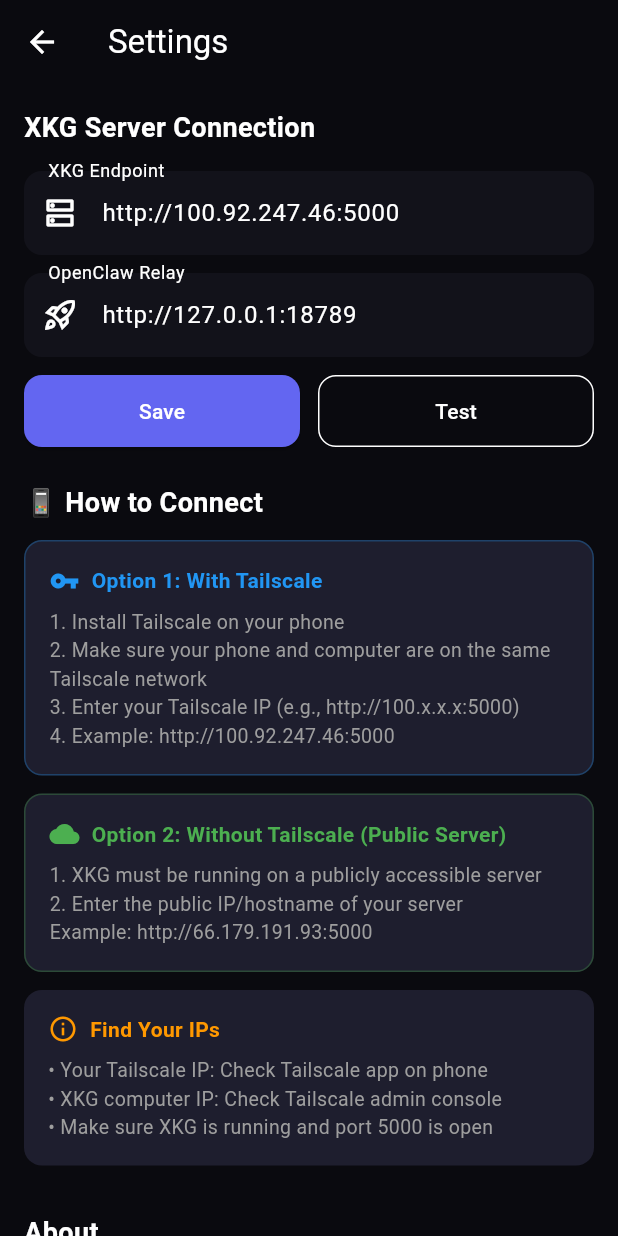
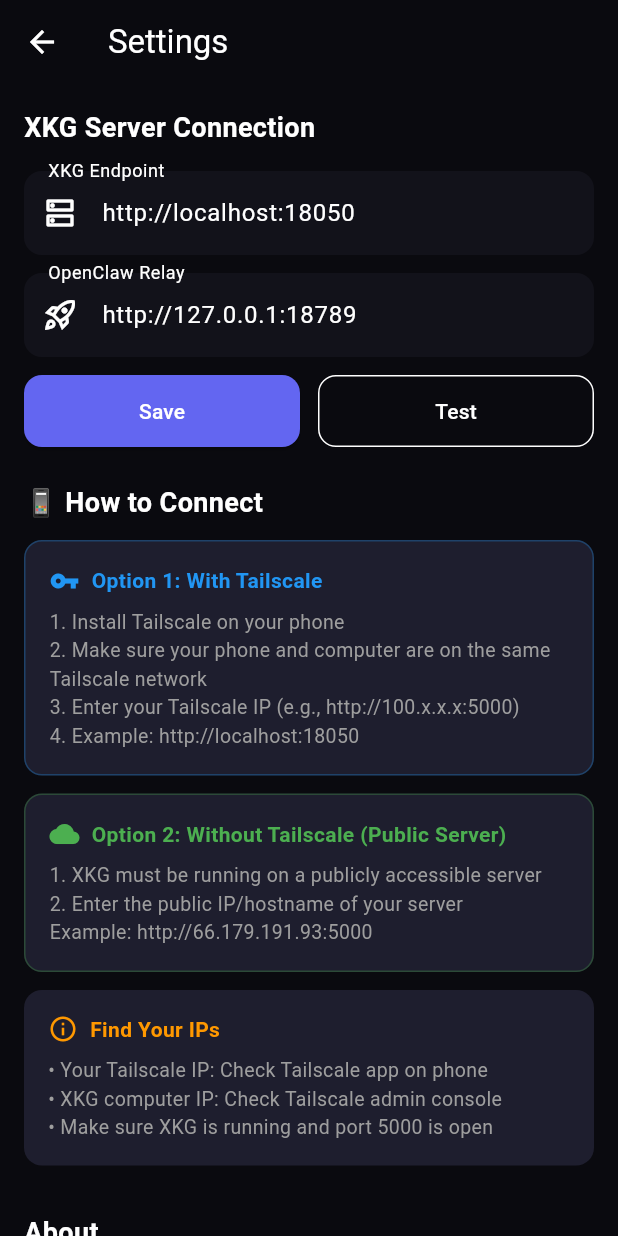
Before and after one commit to griptoad26/xkg-mobile, a Flutter app: the SettingsScreen screen opened directly, on a phone screen of 412 x 824 dp. Run offline on Flutter 3.47's test engine with Material 3 defaults, Android fonts, the phone set to English and light mode, and no system bars; our stand-ins replace hive, hive_flutter; accounts and stored records are empty.

Commit message:
fix: default XKG endpoint to localhost:18050
- Change Flutter default endpoint from 100.92.247.46:5000 to localhost:18050
- Add windows-unified workflow to build Flutter + XKG server bundle
- Workflow builds both on Windows runner and packages into single ZIP

Closes #22

```diff
--- a/lib/screens/settings_screen.dart
+++ b/lib/screens/settings_screen.dart
@@ -21,7 +21,7 @@
 
   void _loadSettings() {
     final settings = Hive.box('settings');
-    _endpointController.text = settings.get('xkgEndpoint', defaultValue: 'http://100.92.247.46:5000');
+    _endpointController.text = settings.get('xkgEndpoint', defaultValue: 'http://localhost:18050');
     _openclawController.text = settings.get('openclawEndpoint', defaultValue: 'http://127.0.0.1:18789');
   }
 
@@ -180,7 +180,7 @@
                   '1. Install Tailscale on your phone\n'
                   '2. Make sure your phone and computer are on the same Tailscale network\n'
                   '3. Enter your Tailscale IP (e.g., http://100.x.x.x:5000)\n'
-                  '4. Example: http://100.92.247.46:5000',
+                  '4. Example: http://localhost:18050',
                   style: TextStyle(fontSize: 13, color: Colors.grey),
                 ),
               ],
```
Also changed, not shown: 1 other file.
